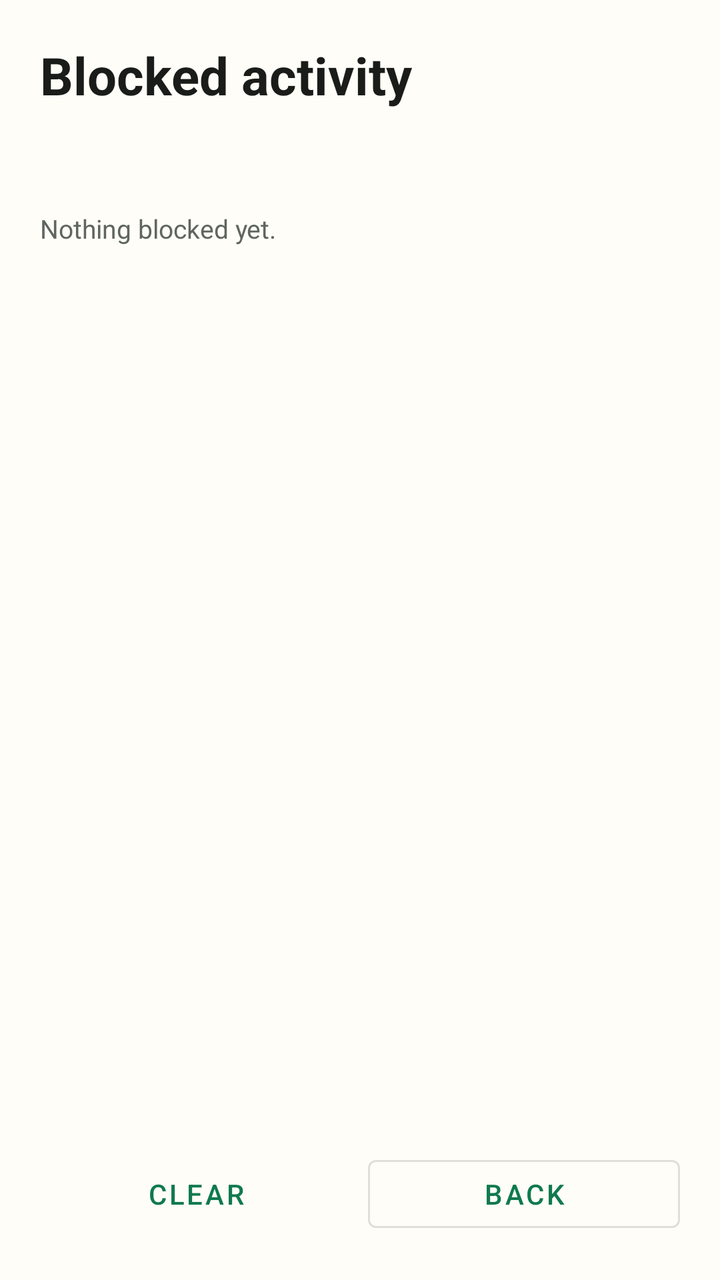
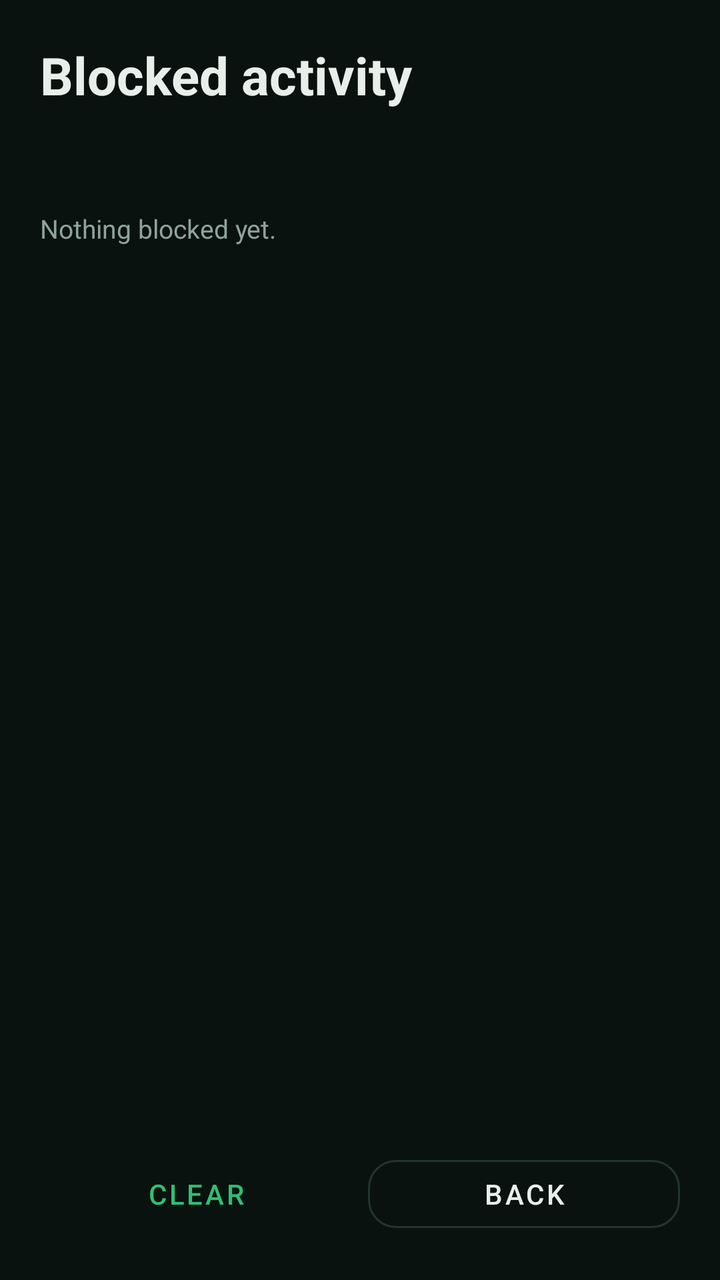

Before-and-after screenshots of an Android layout around one commit, followed by the original layout XML and the change that was made.
<!-- AndroidManifest.xml: application theme Theme.MazGuard -->
<!-- res/layout/activity_log.xml -->
<?xml version="1.0" encoding="utf-8"?>
<LinearLayout xmlns:android="http://schemas.android.com/apk/res/android"
    android:layout_width="match_parent"
    android:layout_height="match_parent"
    android:background="#FFFDF8"
    android:orientation="vertical"
    android:padding="20dp">

    <TextView
        android:layout_width="wrap_content"
        android:layout_height="wrap_content"
        android:text="@string/log_title"
        android:textColor="@color/text_primary"
        android:textSize="26sp"
        android:textStyle="bold" />

    <TextView
        android:id="@+id/tv_total"
        android:layout_width="match_parent"
        android:layout_height="wrap_content"
        android:layout_marginTop="2dp"
        android:textColor="@color/text_secondary"
        android:textSize="12sp" />

    <ScrollView
        android:layout_width="match_parent"
        android:layout_height="0dp"
        android:layout_marginTop="12dp"
        android:layout_weight="1"
        android:fillViewport="true">

        <LinearLayout
            android:layout_width="match_parent"
            android:layout_height="wrap_content"
            android:orientation="vertical">

            <TextView
                android:id="@+id/tv_empty"
                android:layout_width="match_parent"
                android:layout_height="wrap_content"
                android:paddingTop="20dp"
                android:text="@string/log_empty"
                android:textColor="@color/text_secondary"
                android:textSize="13sp" />

            <LinearLayout
                android:id="@+id/log_container"
                android:layout_width="match_parent"
                android:layout_height="wrap_content"
                android:divider="#14000000"
                android:dividerHeight="1dp"
                android:orientation="vertical"
                android:showDividers="middle" />
        </LinearLayout>
    </ScrollView>

    <LinearLayout
        android:layout_width="match_parent"
        android:layout_height="wrap_content"
        android:layout_marginTop="12dp"
        android:orientation="horizontal">

        <com.google.android.material.button.MaterialButton
            android:id="@+id/btn_clear"
            style="@style/Widget.MaterialComponents.Button.TextButton"
            android:layout_width="0dp"
            android:layout_height="46dp"
            android:layout_weight="1"
            android:text="@string/clear" />

        <com.google.android.material.button.MaterialButton
            android:id="@+id/btn_back"
            style="@style/Widget.MaterialComponents.Button.OutlinedButton"
            android:layout_width="0dp"
            android:layout_height="46dp"
            android:layout_marginStart="8dp"
            android:layout_weight="1"
            android:text="@string/back" />
    </LinearLayout>
</LinearLayout>
<!-- resources referenced by this layout -->
<resources>
  <color name="text_primary">#1A1C19</color>
  <color name="text_secondary">#5F665F</color>
  <string name="back">Back</string>
  <string name="clear">Clear</string>
  <string name="log_empty">Nothing blocked yet.</string>
  <string name="log_title">Blocked activity</string>
  <style name="Theme.MazGuard" parent="Theme.MaterialComponents.Light.NoActionBar">
          <item name="colorPrimary">@color/brand</item>
          <item name="colorPrimaryVariant">@color/brand_dark</item>
          <item name="colorOnPrimary">#FFFFFF</item>
          <item name="colorSecondary">@color/brand</item>
          <item name="colorSecondaryVariant">@color/brand_dark</item>
          <item name="colorOnSecondary">#FFFFFF</item>
          <item name="android:statusBarColor">@color/brand_dark</item>
          <item name="android:navigationBarColor">@color/brand_dark</item>
          <item name="android:windowLightStatusBar" tools:targetApi="m">false</item>
      </style>
  <color name="brand">#0F7A4D</color>
  <color name="brand_dark">#0A5C3A</color>
</resources>

<!-- the commit's change to res/layout/activity_log.xml (unified diff, before → after) -->
@@ -2,7 +2,7 @@
 <LinearLayout xmlns:android="http://schemas.android.com/apk/res/android"
     android:layout_width="match_parent"
     android:layout_height="match_parent"
-    android:background="#FFFDF8"
+    android:background="@color/bg"
     android:orientation="vertical"
     android:padding="20dp">
 
@@ -19,6 +19,7 @@
         android:layout_width="match_parent"
         android:layout_height="wrap_content"
         android:layout_marginTop="2dp"
+        android:fontFamily="monospace"
         android:textColor="@color/text_secondary"
         android:textSize="12sp" />
 
@@ -47,7 +48,7 @@
                 android:id="@+id/log_container"
                 android:layout_width="match_parent"
                 android:layout_height="wrap_content"
-                android:divider="#14000000"
+                android:divider="@color/border"
                 android:dividerHeight="1dp"
                 android:orientation="vertical"
                 android:showDividers="middle" />
@@ -70,7 +71,7 @@
 
         <com.google.android.material.button.MaterialButton
             android:id="@+id/btn_back"
-            style="@style/Widget.MaterialComponents.Button.OutlinedButton"
+            style="@style/Widget.MazGuard.Outlined"
             android:layout_width="0dp"
             android:layout_height="46dp"
             android:layout_marginStart="8dp"
<!-- resource entries referenced after the edit -->
@@ -1,23 +1,33 @@
 <!-- resources referenced by this layout -->
 <resources>
-  <color name="text_primary">#1A1C19</color>
-  <color name="text_secondary">#5F665F</color>
+  <color name="bg">#0A1210</color>
+  <color name="border">#22352E</color>
+  <color name="text_primary">#E8EFEB</color>
+  <color name="text_secondary">#8FA39B</color>
   <string name="back">Back</string>
   <string name="clear">Clear</string>
   <string name="log_empty">Nothing blocked yet.</string>
   <string name="log_title">Blocked activity</string>
+  <style name="Widget.MazGuard.Outlined" parent="Widget.MaterialComponents.Button.OutlinedButton">
+          <item name="android:textColor">@color/ink</item>
+          <item name="android:minHeight">48dp</item>
+          <item name="strokeColor">@color/border</item>
+          <item name="cornerRadius">14dp</item>
+      </style>
   <style name="Theme.MazGuard" parent="Theme.MaterialComponents.Light.NoActionBar">
-          <item name="colorPrimary">@color/brand</item>
-          <item name="colorPrimaryVariant">@color/brand_dark</item>
-          <item name="colorOnPrimary">#FFFFFF</item>
-          <item name="colorSecondary">@color/brand</item>
-          <item name="colorSecondaryVariant">@color/brand_dark</item>
-          <item name="colorOnSecondary">#FFFFFF</item>
-          <item name="android:statusBarColor">@color/brand_dark</item>
-          <item name="android:navigationBarColor">@color/brand_dark</item>
+          <item name="colorPrimary">@color/brand_bright</item>
+          <item name="colorPrimaryVariant">@color/brand</item>
+          <item name="colorOnPrimary">@color/bg</item>
+          <item name="colorSecondary">@color/brand_bright</item>
+          <item name="colorSecondaryVariant">@color/brand</item>
+          <item name="colorOnSecondary">@color/bg</item>
+          <item name="android:windowBackground">@color/bg</item>
+          <item name="android:statusBarColor">@color/bg</item>
+          <item name="android:navigationBarColor">@color/bg</item>
           <item name="android:windowLightStatusBar" tools:targetApi="m">false</item>
       </style>
+  <color name="ink">#E8EFEB</color>
+  <color name="brand_bright">#2FBF71</color>
   <color name="brand">#0F7A4D</color>
-  <color name="brand_dark">#0A5C3A</color>
 </resources>
 
